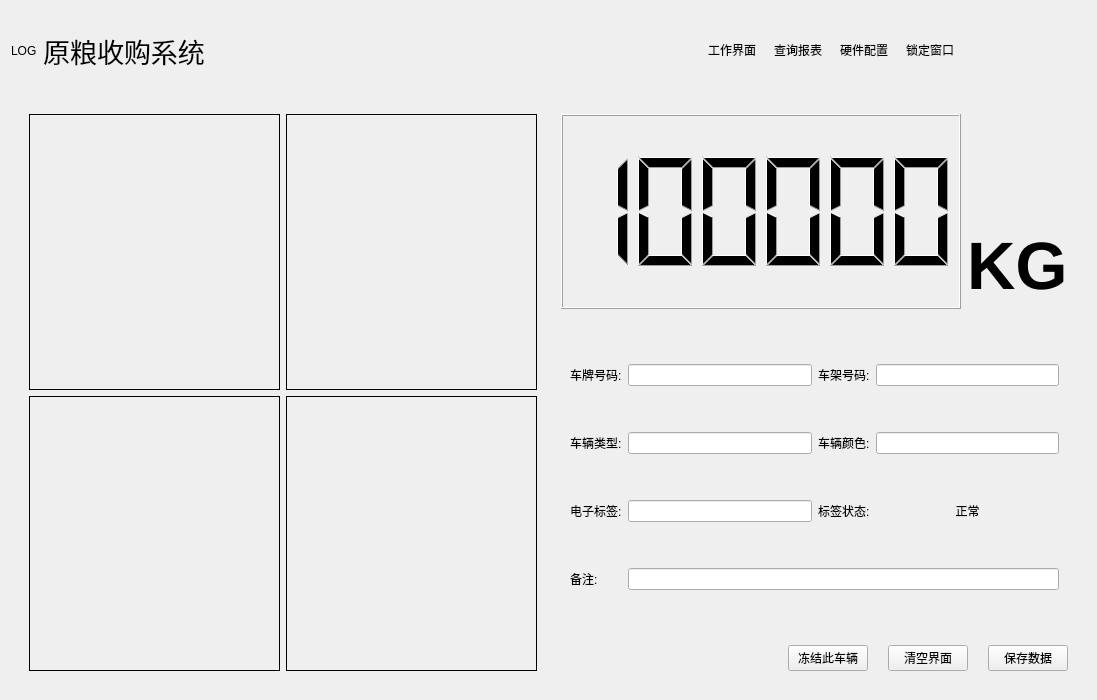
Old version of the form frmbusiness/frmweigh/frmweigh.ui in the repository guomeng666/GbsClient.
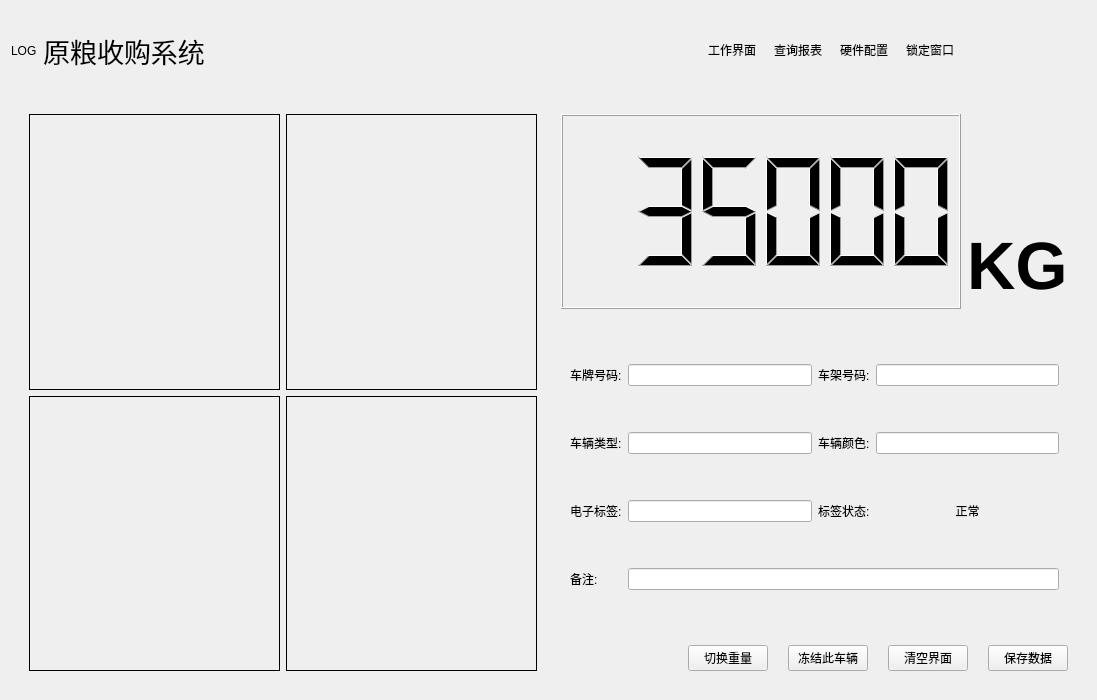
New version of the form. Icons and pictures are not drawn. Custom widgets are drawn as their Qt base class.

Diff of the .ui file:
```diff
--- a/frmbusiness/frmweigh/frmweigh.ui
+++ b/frmbusiness/frmweigh/frmweigh.ui
@@ -464,8 +464,11 @@
                 <property name="digitCount">
                  <number>6</number>
                 </property>
+                <property name="value" stdset="0">
+                 <double>35000.000000000000000</double>
+                </property>
                 <property name="intValue" stdset="0">
-                 <number>350000</number>
+                 <number>35000</number>
                 </property>
                </widget>
               </item>
@@ -609,6 +612,13 @@
                 </property>
                </spacer>
               </item>
+              <item>
+               <widget class="QPushButton" name="pushButton">
+                <property name="text">
+                 <string>切换重量</string>
+                </property>
+               </widget>
+              </item>
               <item>
                <widget class="QPushButton" name="btnFreeze">
                 <property name="text">
```
